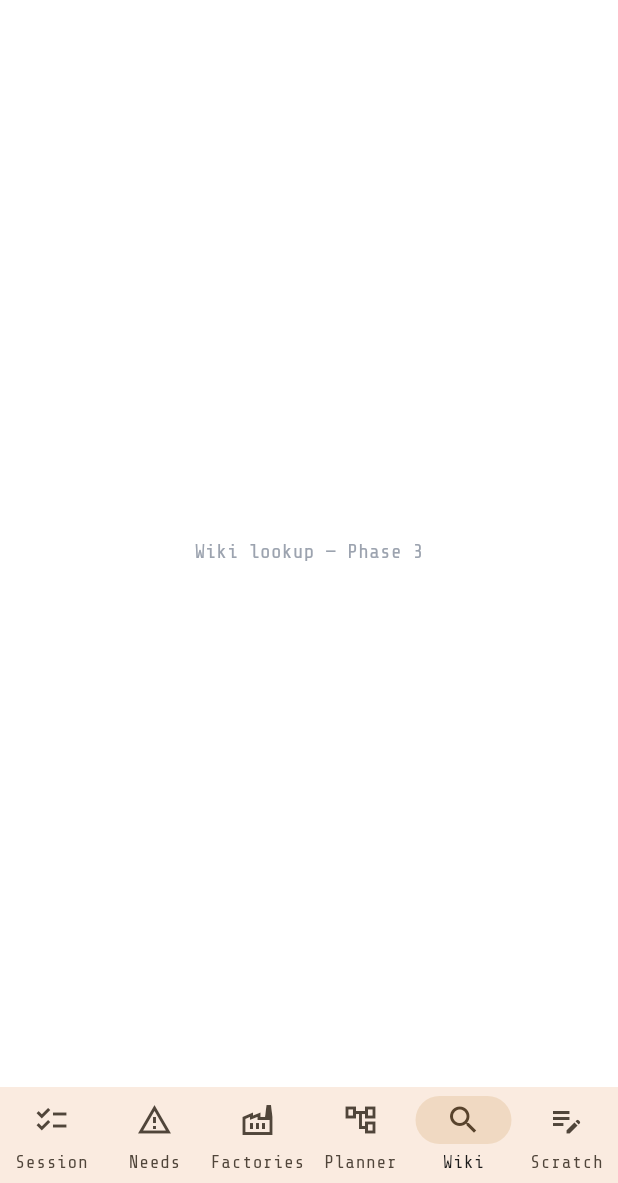
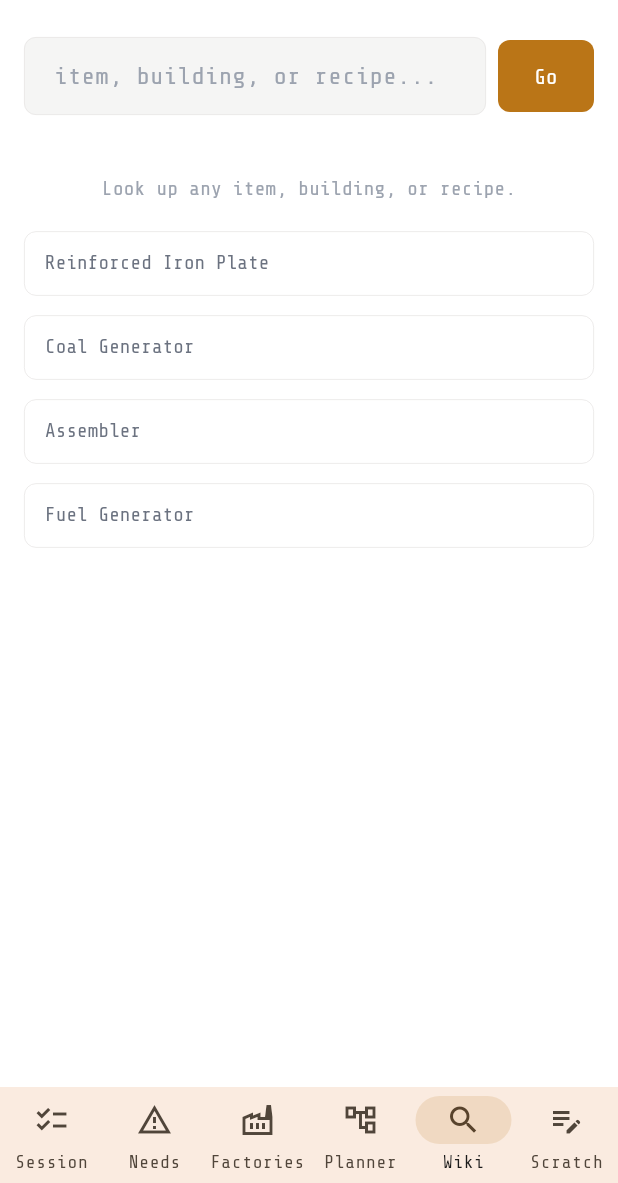
Before and after one commit to Lueken/satisfactory-field-notes, a Flutter app: the screen it shows after launch, item 5 of the bottom bar chosen, on a phone screen of 412 x 824 dp, the part 53-1236 px from its top. Run offline on Flutter 3.47's test engine with Material 3 defaults, Android fonts, the phone set to English and light mode, and no system bars; our stand-ins replace flutter_riverpod, webview_flutter.

Commit message:
feat: Phase 3 — wiki lookup with embedded WebView
- Embedded WebView renders full wiki pages in-app (no external browser)
- Search bar with example quick-buttons
- Strips wiki nav, footer, and ads on page load for clean reading
- In-page wiki links navigate within the app
- Added INTERNET permission to Android manifest
- Added webview_flutter and url_launcher dependencies

Co-Authored-By: Claude Opus 4.6 (1M context) <noreply@anthropic.com>

```diff
--- a/app/lib/screens/wiki_screen.dart
+++ b/app/lib/screens/wiki_screen.dart
@@ -1,14 +1,151 @@
 import 'package:flutter/material.dart';
+import 'package:webview_flutter/webview_flutter.dart';
+import '../theme/app_theme.dart';
 
-class WikiScreen extends StatelessWidget {
+const _wikiBase = 'https://satisfactory.wiki.gg/wiki';
+
+class WikiScreen extends StatefulWidget {
   const WikiScreen({super.key});
 
   @override
+  State<WikiScreen> createState() => _WikiScreenState();
+}
+
+class _WikiScreenState extends State<WikiScreen> {
+  final _controller = TextEditingController();
+  late final WebViewController _webView;
+  bool _loading = false;
+  bool _hasSearched = false;
+
+  @override
+  void initState() {
+    super.initState();
+    _webView = WebViewController()
+      ..setJavaScriptMode(JavaScriptMode.unrestricted)
+      ..setNavigationDelegate(NavigationDelegate(
+        onPageStarted: (_) => setState(() => _loading = true),
+        onPageFinished: (_) {
+          setState(() => _loading = false);
+          // Hide wiki nav, ads, footer to focus on content
+          _webView.runJavaScript('''
+            document.querySelector('.global-navigation')?.remove();
+            document.querySelector('.page-footer')?.remove();
+            document.querySelector('.fandom-sticky-header')?.remove();
+            document.querySelectorAll('.ad-slot, .top-ads-container, [id*="ads"], [class*="ad-"]').forEach(e => e.remove());
+            document.querySelector('.page-header__actions')?.remove();
+            document.querySelector('.page-side-tools')?.remove();
+          ''');
+        },
+      ));
+  }
+
+  void _search() {
+    final q = _controller.text.trim();
+    if (q.isEmpty) return;
+    final url = '$_wikiBase/${Uri.encodeComponent(q.replaceAll(' ', '_'))}';
+    _webView.loadRequest(Uri.parse(url));
+    setState(() => _hasSearched = true);
+    FocusScope.of(context).unfocus();
+  }
+
+  @override
+  void dispose() {
+    _controller.dispose();
+    super.dispose();
+  }
+
+  @override
   Widget build(BuildContext context) {
-    return const Center(
-      child: Text(
-        'Wiki lookup — Phase 3',
-        style: TextStyle(fontSize: 13, color: Color(0xFF9CA3AF)),
+    return Column(
+      children: [
+        // Search bar
+        Padding(
+          padding: const EdgeInsets.fromLTRB(16, 12, 16, 8),
+          child: Row(
+            children: [
+              Expanded(
+                child: TextField(
+                  controller: _controller,
+                  onSubmitted: (_) => _search(),
+                  style: const TextStyle(fontSize: 16),
+                  decoration: const InputDecoration(
+                    hintText: 'item, building, or recipe...',
+                    hintStyle: TextStyle(color: Color(0xFF9CA3AF)),
+                  ),
+                ),
+              ),
+              const SizedBox(width: 8),
+              SizedBox(
+                height: 48,
+                child: FilledButton(
+                  onPressed: _search,
+                  style: FilledButton.styleFrom(
+                    backgroundColor: ficsitAmber,
+                    shape: RoundedRectangleBorder(
+                        borderRadius: BorderRadius.circular(8)),
+                  ),
+                  child: const Text('Go',
+                      style: TextStyle(fontFamily: 'ShareTechMono')),
+                ),
+              ),
+            ],
+          ),
+        ),
+
+        if (_loading)
+          const LinearProgressIndicator(color: ficsitAmber, minHeight: 2),
+
+        // WebView or empty state
+        Expanded(
+          child: _hasSearched
+              ? WebViewWidget(controller: _webView)
+              : _buildEmpty(),
+        ),
+      ],
+    );
+  }
+
+  Widget _buildEmpty() {
+    final examples = [
+      'Reinforced Iron Plate',
+      'Coal Generator',
+      'Assembler',
+      'Fuel Generator',
+    ];
+    return Padding(
+      padding: const EdgeInsets.all(16),
+      child: Column(
+        children: [
+          const SizedBox(height: 16),
+          const Text('Look up any item, building, or recipe.',
+              style: TextStyle(fontSize: 13, color: Color(0xFF9CA3AF))),
+          const SizedBox(height: 16),
+          for (final ex in examples)
+            Padding(
+              padding: const EdgeInsets.only(bottom: 8),
+              child: SizedBox(
+                width: double.infinity,
+                child: OutlinedButton(
+                  onPressed: () {
+                    _controller.text = ex;
+                    _search();
+                  },
+                  style: OutlinedButton.styleFrom(
+                    alignment: Alignment.centerLeft,
+                    padding: const EdgeInsets.symmetric(
+                        horizontal: 14, vertical: 12),
+                    side: const BorderSide(
+                        color: Color(0xFFE7E5E4), width: 0.5),
+                    shape: RoundedRectangleBorder(
+                        borderRadius: BorderRadius.circular(8)),
+                  ),
+                  child: Text(ex,
+                      style: const TextStyle(
+                          fontSize: 13, color: Color(0xFF6B7280))),
+                ),
+              ),
+            ),
+        ],
       ),
     );
   }
--- a/app/pubspec.yaml
+++ b/app/pubspec.yaml
@@ -13,6 +13,8 @@ dependencies:
   http: ^1.3.0
   shared_preferences: ^2.5.3
   html: ^0.15.5
+  url_launcher: ^6.3.1
+  webview_flutter: ^4.12.0
 
 dev_dependencies:
   flutter_test:
```
Also changed, not shown: app/lib/models/wiki_result.dart (added, +49 -0 lines), app/lib/services/wiki_service.dart (added, +149 -0 lines), app/lib/widgets/recipe_card.dart (added, +124 -0 lines), app/pubspec.lock, 1 other file.
